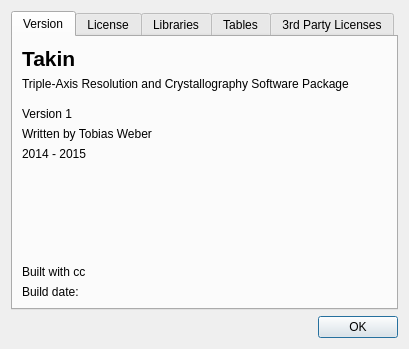
Above: ui/about.ui from tweber-ill/frm_mirror-takin1 before the change. Below: the same form after it.
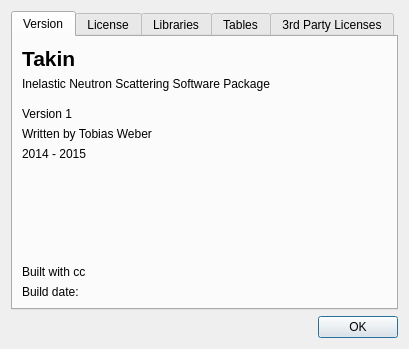
That is the form after the change.

Patch:
```diff
--- a/ui/about.ui
+++ b/ui/about.ui
@@ -64,7 +64,7 @@
        <item row="1" column="0">
         <widget class="QLabel" name="labelSubtitle">
          <property name="text">
-          <string>Triple-Axis Resolution and Crystallography Software Package</string>
+          <string>Inelastic Neutron Scattering Software Package</string>
          </property>
          <property name="wordWrap">
           <bool>true</bool>
```
